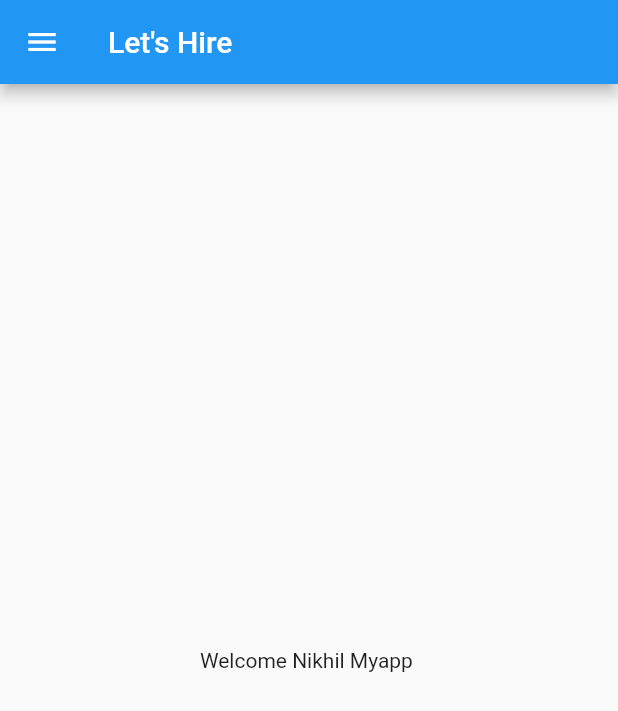
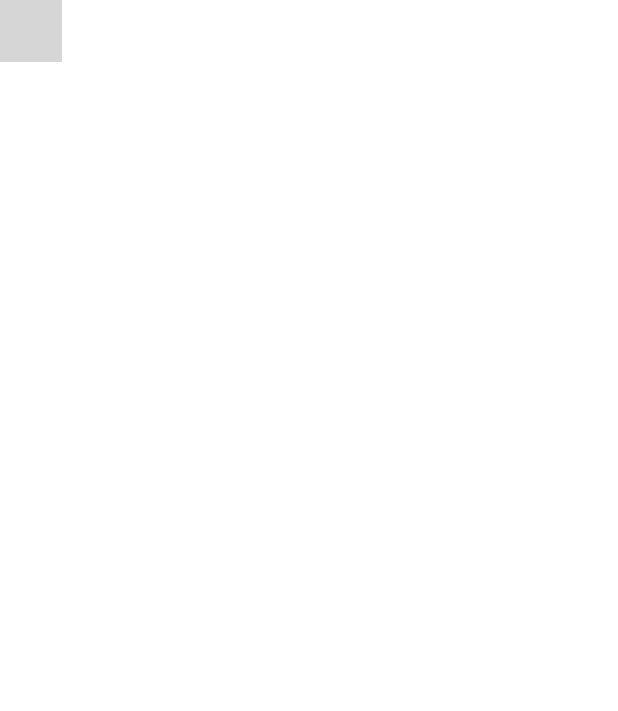
Before and after one commit to Singhsansar/Amritian-, a Flutter app: the screen it shows after launch, on a phone screen of 412 x 824 dp. Shown: the top 711 px of the screen. Run offline on Flutter 3.47's test engine with Material 2 defaults, Android fonts, the light colour scheme and no system bars; grey boxes are pictures that could not be loaded.

Commit message:
Problem with pics uploading

```diff
--- /dev/null
+++ b/myfirstflutter/lib/Screens/welcome/Components/body.dart
@@ -0,0 +1,22 @@
+import 'package:flutter/material.dart';
+
+class Body extends StatelessWidget {
+  @override
+  Widget build(BuildContext context) {
+    Size size = MediaQuery.of(context)
+        .size; // this will rovide the size of the screen that is width and height
+    return Container(
+      height: size.height,
+      width: double.infinity,
+      child: Stack(
+        children: <Widget>[
+          Positioned(
+              child: Image.asset(
+            "assets\\icons\\Amritalogo.png",
+            width: size.width * 0.1, //upload a picture
+          ))
+        ],
+      ),
+    );
+  }
+}
--- /dev/null
+++ b/myfirstflutter/lib/Screens/welcome/welcome_screen.dart
@@ -0,0 +1,17 @@
+import 'package:flutter/material.dart';
+import 'package:myfirstflutter/Screens/welcome/Components/body.dart';
+
+class welcome_screen extends StatelessWidget {
+  @override
+  Widget build(BuildContext context) {
+    return Scaffold(
+      body: Body(),
+    );
+    /*   return MaterialApp(
+      title: 'Amrita Vishwa Vidyapeetham',
+      theme: ThemeData(
+        primarySwatch: Colors.blue,
+      ),
+    );*/
+  }
+}
--- /dev/null
+++ b/myfirstflutter/lib/constants.dart
@@ -0,0 +1,4 @@
+import 'package:flutter/material.dart';
+
+const kprimarycolor = Color(0xFF6F35A5);
+const kprimaryLightcolor = Color(0xFFF1E6FF);
--- a/myfirstflutter/lib/home_page.dart
+++ /dev/null
@@ -1,20 +0,0 @@
-import 'package:flutter/material.dart';
-
-class HomePage extends StatelessWidget {
-  final name ="Nikhil";
-  @override
-  Widget build(BuildContext context) {
-    return Scaffold(      //Scaffold is to create body designs, Head and body
-    appBar: AppBar(
-      title:Text("Let's Hire"), // This will be the Head of the App ,  here We can print name of app or the page name
-    ),
-        body:Center(
-            child: Container(
-              child:Text("Welcome $name Myapp "), //$ string manipulation, ${ } for more than 1 characters
-            ),
-        ),
-        drawer: Drawer(), // Draker Creates side buttoms , like a menu bottom in the app
-    );
-
-  }
-}
--- a/myfirstflutter/lib/main.dart
+++ b/myfirstflutter/lib/main.dart
@@ -1,22 +1,26 @@
 import 'package:flutter/material.dart';
-import 'package:myfirstflutter/home_page.dart';
-void main()
-{
-  runApp(Myapp());
+import 'package:myfirstflutter/constants.dart';
+import 'package:myfirstflutter/Screens/welcome/welcome_screen.dart';
+//import 'package:myfirstflutter/constants.dart';
 
-}
+void main() => runApp(Amrita());
+
 //type 'stl' for the stateless wigit
 //class  "Myapp" extends StatelessWidget, my app is the name of our app
-class Myapp extends StatelessWidget {
-  const Myapp({Key? key}) : super(key: key);
+class Amrita extends StatelessWidget {
+  const Amrita({Key? key}) : super(key: key);
 
   @override
   //build is where we build our Interface
   Widget build(BuildContext context) {
-
     return MaterialApp(
-      home:HomePage(),
-
+      debugShowCheckedModeBanner: false, //debugging mode
+      title: 'Amrita Mess Management',
+      theme: ThemeData(
+        primaryColor: kprimarycolor,
+        scaffoldBackgroundColor: Colors.white,
+      ),
+      home: welcome_screen(),
     );
   }
 }
--- a/myfirstflutter/pubspec.yaml
+++ b/myfirstflutter/pubspec.yaml
@@ -34,6 +34,7 @@ dependencies:
   # The following adds the Cupertino Icons font to your application.
   # Use with the CupertinoIcons class for iOS style icons.
   cupertino_icons: ^1.0.2
+  flutter_svg: ^0.17.4
 
 dev_dependencies:
   flutter_test:
@@ -56,6 +57,8 @@ flutter:
   # included with your application, so that you can use the icons in
   # the material Icons class.
   uses-material-design: true
+  assets:
+    - assets/icons/
 
   # To add assets to your application, add an assets section, like this:
   # assets:
```
Also changed, not shown: myfirstflutter/tried/Login.dart (added, +29 -0 lines), myfirstflutter/tried/home_page.dart (added, +23 -0 lines), myfirstflutter/assets/icons/Amritalogo.png (added), myfirstflutter/pubspec.lock, 2 other files.
